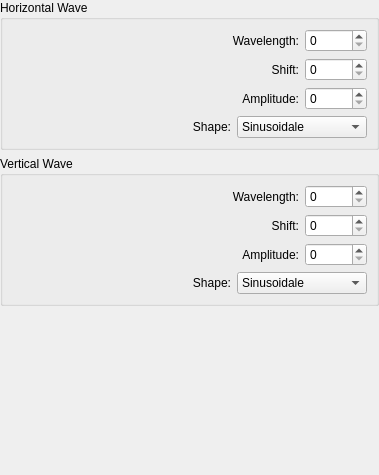
First picture: the form in plugins/filters/wavefilter/wdgwaveoptions.ui, repository KDE/krita, before the edit.
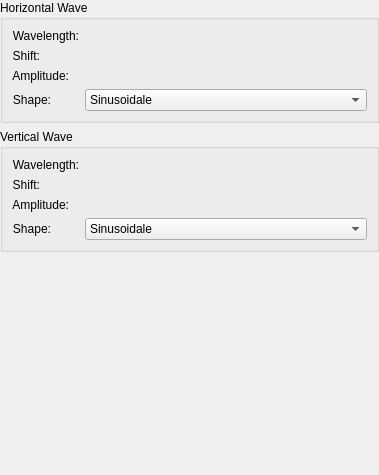
Second picture: the form after the edit. Custom widgets are drawn as their Qt base class.

Commit message: Sliders added in Filter plugins to replace QSlider

Diff of the .ui file:
```diff
--- a/plugins/filters/wavefilter/wdgwaveoptions.ui
+++ b/plugins/filters/wavefilter/wdgwaveoptions.ui
@@ -51,7 +51,7 @@
      <property name="title">
       <string>Horizontal Wave</string>
      </property>
-     <layout class="QGridLayout">
+     <layout class="QFormLayout" name="formLayout_2">
       <property name="leftMargin">
        <number>9</number>
       </property>
@@ -64,39 +64,7 @@
       <property name="bottomMargin">
        <number>9</number>
       </property>
-      <item column="3" row="2">
-       <widget class="KisIntParseSpinBox" name="intHAmplitude"/>
-      </item>
-      <item column="3" row="1">
-       <widget class="KisIntParseSpinBox" name="intHShift"/>
-      </item>
-      <item column="1" row="3">
-       <widget class="QLabel" name="textLabel1_2">
-        <property name="text">
-         <string>Shape:</string>
-        </property>
-        <property name="alignment">
-         <set>Qt::AlignRight|Qt::AlignTrailing|Qt::AlignVCenter</set>
-        </property>
-        <property name="wordWrap">
-         <bool>false</bool>
-        </property>
-       </widget>
-      </item>
-      <item colspan="2" column="1" row="2">
-       <widget class="QLabel" name="textLabel2_2">
-        <property name="text">
-         <string>Amplitude:</string>
-        </property>
-        <property name="alignment">
-         <set>Qt::AlignRight|Qt::AlignTrailing|Qt::AlignVCenter</set>
-        </property>
-        <property name="wordWrap">
-         <bool>false</bool>
-        </property>
-       </widget>
-      </item>
-      <item colspan="2" column="1" row="0">
+      <item row="0" column="0">
        <widget class="QLabel" name="textLabel1">
         <property name="text">
          <string>Wavelength:</string>
@@ -109,33 +77,17 @@
         </property>
        </widget>
       </item>
-      <item colspan="2" column="2" row="3">
-       <widget class="KComboBox" name="cbHShape">
+      <item row="0" column="1">
+       <widget class="KisSliderSpinBox" name="intHWavelength" native="true">
         <property name="sizePolicy">
-         <sizepolicy hsizetype="MinimumExpanding" vsizetype="Fixed">
+         <sizepolicy hsizetype="Expanding" vsizetype="Preferred">
           <horstretch>0</horstretch>
           <verstretch>0</verstretch>
          </sizepolicy>
         </property>
-        <property name="minimumSize">
-         <size>
-          <width>130</width>
-          <height>0</height>
-         </size>
-        </property>
-        <item>
-         <property name="text">
-          <string>Sinusoidale</string>
-         </property>
-        </item>
-        <item>
-         <property name="text">
-          <string>Triangle</string>
-         </property>
-        </item>
        </widget>
       </item>
-      <item colspan="2" column="1" row="1">
+      <item row="1" column="0">
        <widget class="QLabel" name="textLabel2">
         <property name="text">
          <string>Shift:</string>
@@ -148,21 +100,77 @@
         </property>
        </widget>
       </item>
-      <item column="3" row="0">
-       <widget class="KisIntParseSpinBox" name="intHWavelength"/>
+      <item row="1" column="1">
+       <widget class="KisSliderSpinBox" name="intHShift" native="true">
+        <property name="sizePolicy">
+         <sizepolicy hsizetype="Expanding" vsizetype="Preferred">
+          <horstretch>0</horstretch>
+          <verstretch>0</verstretch>
+         </sizepolicy>
+        </property>
+       </widget>
       </item>
-      <item column="0" row="3">
-       <spacer name="horizontalSpacer">
-        <property name="orientation">
-         <enum>Qt::Horizontal</enum>
+      <item row="2" column="0">
+       <widget class="QLabel" name="textLabel2_2">
+        <property name="text">
+         <string>Amplitude:</string>
         </property>
-        <property name="sizeHint" stdset="0">
+        <property name="alignment">
+         <set>Qt::AlignRight|Qt::AlignTrailing|Qt::AlignVCenter</set>
+        </property>
+        <property name="wordWrap">
+         <bool>false</bool>
+        </property>
+       </widget>
+      </item>
+      <item row="3" column="0">
+       <widget class="QLabel" name="textLabel1_2">
+        <property name="text">
+         <string>Shape:</string>
+        </property>
+        <property name="alignment">
+         <set>Qt::AlignRight|Qt::AlignTrailing|Qt::AlignVCenter</set>
+        </property>
+        <property name="wordWrap">
+         <bool>false</bool>
+        </property>
+       </widget>
+      </item>
+      <item row="3" column="1">
+       <widget class="KComboBox" name="cbHShape">
+        <property name="sizePolicy">
+         <sizepolicy hsizetype="Preferred" vsizetype="Fixed">
+          <horstretch>0</horstretch>
+          <verstretch>0</verstretch>
+         </sizepolicy>
+        </property>
+        <property name="minimumSize">
          <size>
-          <width>40</width>
-          <height>20</height>
+          <width>130</width>
+          <height>0</height>
          </size>
         </property>
-       </spacer>
+        <item>
+         <property name="text">
+          <string>Sinusoidale</string>
+         </property>
+        </item>
+        <item>
+         <property name="text">
+          <string>Triangle</string>
+         </property>
+        </item>
+       </widget>
+      </item>
+      <item row="2" column="1">
+       <widget class="KisSliderSpinBox" name="intHAmplitude" native="true">
+        <property name="sizePolicy">
+         <sizepolicy hsizetype="Expanding" vsizetype="Preferred">
+          <horstretch>0</horstretch>
+          <verstretch>0</verstretch>
+         </sizepolicy>
+        </property>
+       </widget>
       </item>
      </layout>
     </widget>
@@ -172,7 +180,7 @@
      <property name="title">
       <string>Vertical Wave</string>
      </property>
-     <layout class="QGridLayout">
+     <layout class="QFormLayout" name="formLayout">
       <property name="leftMargin">
        <number>9</number>
       </property>
@@ -185,7 +193,7 @@
       <property name="bottomMargin">
        <number>9</number>
       </property>
-      <item colspan="2" column="1" row="0">
+      <item row="0" column="0">
        <widget class="QLabel" name="textLabel1_3">
         <property name="text">
          <string>Wavelength:</string>
@@ -198,33 +206,7 @@
         </property>
        </widget>
       </item>
-      <item colspan="2" column="2" row="3">
-       <widget class="KComboBox" name="cbVShape">
-        <property name="sizePolicy">
-         <sizepolicy hsizetype="MinimumExpanding" vsizetype="Fixed">
-          <horstretch>0</horstretch>
-          <verstretch>0</verstretch>
-         </sizepolicy>
-        </property>
-        <property name="minimumSize">
-         <size>
-          <width>130</width>
-          <height>0</height>
-         </size>
-        </property>
-        <item>
-         <property name="text">
-          <string>Sinusoidale</string>
-         </property>
-        </item>
-        <item>
-         <property name="text">
-          <string>Triangle</string>
-         </property>
-        </item>
-       </widget>
-      </item>
-      <item colspan="2" column="1" row="1">
+      <item row="1" column="0">
        <widget class="QLabel" name="textLabel2_3">
         <property name="text">
          <string>Shift:</string>
@@ -237,10 +219,7 @@
         </property>
        </widget>
       </item>
-      <item column="3" row="1">
-       <widget class="KisIntParseSpinBox" name="intVShift"/>
-      </item>
-      <item colspan="2" column="1" row="2">
+      <item row="2" column="0">
        <widget class="QLabel" name="textLabel2_2_2">
         <property name="text">
          <string>Amplitude:</string>
@@ -253,7 +232,7 @@
         </property>
        </widget>
       </item>
-      <item column="1" row="3">
+      <item row="3" column="0">
        <widget class="QLabel" name="textLabel1_2_2">
         <property name="text">
          <string>Shape:</string>
@@ -266,24 +245,61 @@
         </property>
        </widget>
       </item>
-      <item column="3" row="0">
-       <widget class="KisIntParseSpinBox" name="intVWavelength"/>
-      </item>
-      <item column="3" row="2">
-       <widget class="KisIntParseSpinBox" name="intVAmplitude"/>
-      </item>
-      <item column="0" row="3">
-       <spacer name="horizontalSpacer_2">
-        <property name="orientation">
-         <enum>Qt::Horizontal</enum>
+      <item row="3" column="1">
+       <widget class="KComboBox" name="cbVShape">
+        <property name="sizePolicy">
+         <sizepolicy hsizetype="Preferred" vsizetype="Fixed">
+          <horstretch>0</horstretch>
+          <verstretch>0</verstretch>
+         </sizepolicy>
         </property>
-        <property name="sizeHint" stdset="0">
+        <property name="minimumSize">
          <size>
-          <width>40</width>
-          <height>20</height>
+          <width>130</width>
+          <height>0</height>
          </size>
         </property>
-       </spacer>
+        <item>
+         <property name="text">
+          <string>Sinusoidale</string>
+         </property>
+        </item>
+        <item>
+         <property name="text">
+          <string>Triangle</string>
+         </property>
+        </item>
+       </widget>
+      </item>
+      <item row="0" column="1">
+       <widget class="KisSliderSpinBox" name="intVWavelength" native="true">
+        <property name="sizePolicy">
+         <sizepolicy hsizetype="Expanding" vsizetype="Preferred">
+          <horstretch>0</horstretch>
+          <verstretch>0</verstretch>
+         </sizepolicy>
+        </property>
+       </widget>
+      </item>
+      <item row="1" column="1">
+       <widget class="KisSliderSpinBox" name="intVShift" native="true">
+        <property name="sizePolicy">
+         <sizepolicy hsizetype="Expanding" vsizetype="Preferred">
+          <horstretch>0</horstretch>
+          <verstretch>0</verstretch>
+         </sizepolicy>
+        </property>
+       </widget>
+      </item>
+      <item row="2" column="1">
+       <widget class="KisSliderSpinBox" name="intVAmplitude" native="true">
+        <property name="sizePolicy">
+         <sizepolicy hsizetype="Expanding" vsizetype="Preferred">
+          <horstretch>0</horstretch>
+          <verstretch>0</verstretch>
+         </sizepolicy>
+        </property>
+       </widget>
       </item>
      </layout>
     </widget>
@@ -291,16 +307,17 @@
   </layout>
  </widget>
  <customwidgets>
-  <customwidget>
-   <class>KisIntParseSpinBox</class>
-   <extends>QSpinBox</extends>
-   <header>kis_int_parse_spin_box.h</header>
-  </customwidget>
   <customwidget>
    <class>KComboBox</class>
    <extends>QComboBox</extends>
    <header>kcombobox.h</header>
   </customwidget>
+  <customwidget>
+   <class>KisSliderSpinBox</class>
+   <extends>QWidget</extends>
+   <header>kis_slider_spin_box.h</header>
+   <container>1</container>
+  </customwidget>
  </customwidgets>
  <tabstops>
   <tabstop>intHWavelength</tabstop>
```
Left out of the diff: 14 changed lines with no effect on the pictures. The commit also changes 16 other files.
